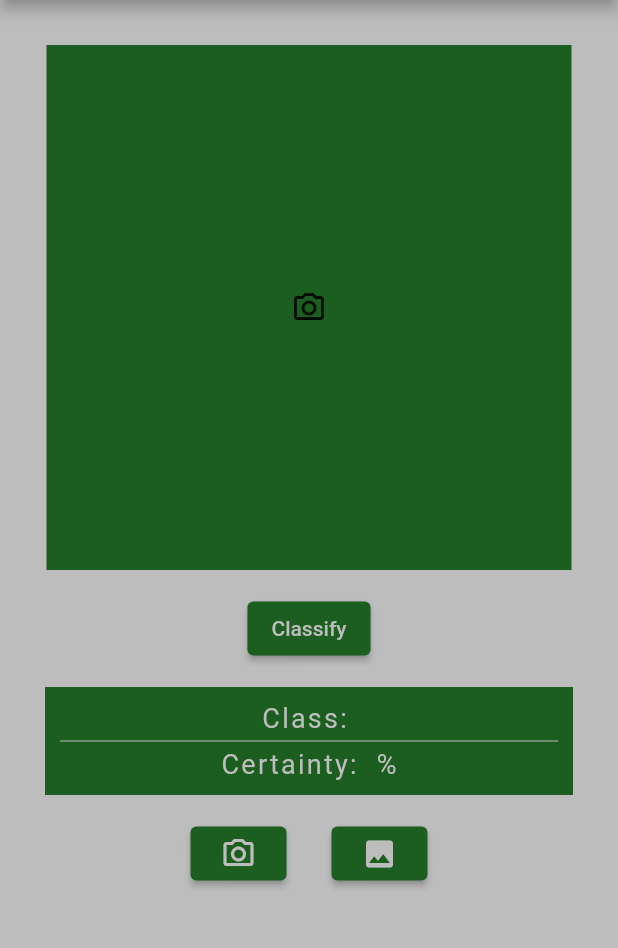
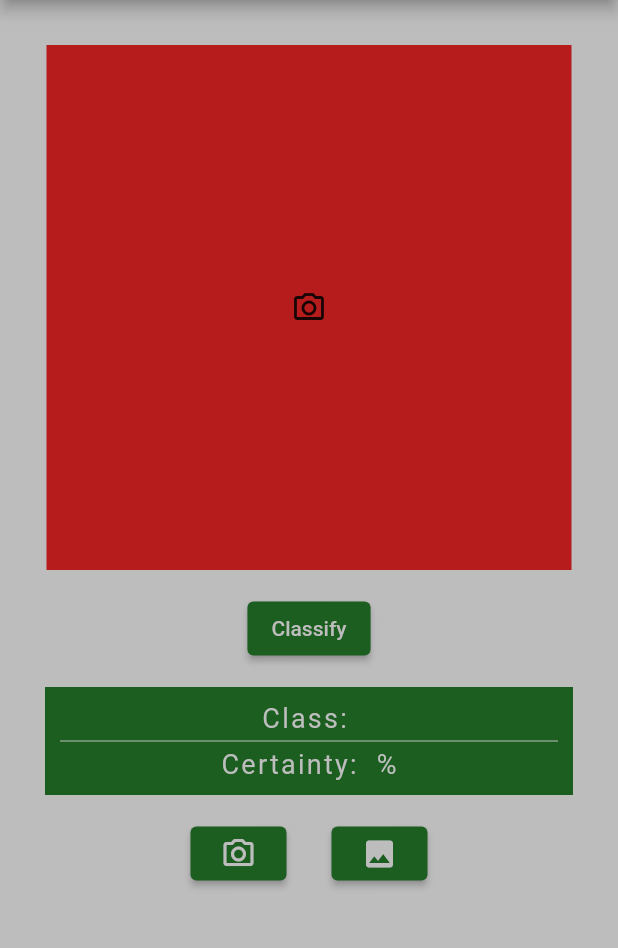
Before and after one commit to Yehia-Fahmy/InsulatorClassifierApp, a Flutter app: the screen it shows after launch, on a phone screen of 412 x 824 dp, the part 84-1032 px from its top. Run offline on Flutter 3.47's test engine with Material 2 defaults, Android fonts, the phone set to English and light mode, and no system bars; our stand-ins replace image_picker; missing offline and left inert: tflite.

Commit message:
modified initialized variable

```diff
--- a/lib/main.dart
+++ b/lib/main.dart
@@ -41,6 +41,11 @@ class _HomeState extends State<Home> {
       isAsset: true
     );
     print("Result of loading the model: $res");
+    if (res == 'success'){
+      setState(() {
+        _initialized = true;
+      });
+    }
   }
 
   updateVariables(){
@@ -119,7 +124,7 @@ class _HomeState extends State<Home> {
                 height: 350,
                 width: 350,
                 child: _image == null ? Icon(Icons.camera_alt_outlined) : Image.file(_image),
-                color: themeColor,
+                color: _initialized ? themeColor : Colors.red[900],
               ),
 
               // Classify button
```
